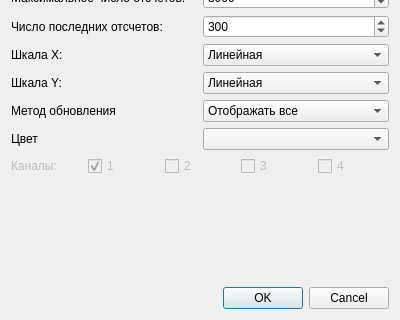
Before: the Qt Designer form addonplotdialog.ui in eugesh/GraphPlugin, drawn with Qt 5; both pictures show x 0 to 400 and y 381 to 701 of the 400 by 701 pixel window.
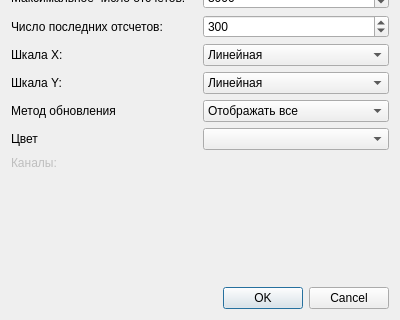
After: the same form once the commit is applied.

```diff
--- a/addonplotdialog.ui
+++ b/addonplotdialog.ui
@@ -359,49 +359,6 @@
          </property>
         </widget>
        </item>
-       <item>
-        <widget class="QCheckBox" name="checkBoxCh1">
-         <property name="enabled">
-          <bool>false</bool>
-         </property>
-         <property name="text">
-          <string>1</string>
-         </property>
-         <property name="checked">
-          <bool>true</bool>
-         </property>
-        </widget>
-       </item>
-       <item>
-        <widget class="QCheckBox" name="checkBoxCh4">
-         <property name="enabled">
-          <bool>false</bool>
-         </property>
-         <property name="text">
-          <string>2</string>
-         </property>
-        </widget>
-       </item>
-       <item>
-        <widget class="QCheckBox" name="checkBoxCh3">
-         <property name="enabled">
-          <bool>false</bool>
-         </property>
-         <property name="text">
-          <string>3</string>
-         </property>
-        </widget>
-       </item>
-       <item>
-        <widget class="QCheckBox" name="checkBoxCh2">
-         <property name="enabled">
-          <bool>false</bool>
-         </property>
-         <property name="text">
-          <string>4</string>
-         </property>
-        </widget>
-       </item>
       </layout>
      </item>
      <item row="20" column="0">
```
Left out of the diff: 2 changed lines with no effect on the pictures.
